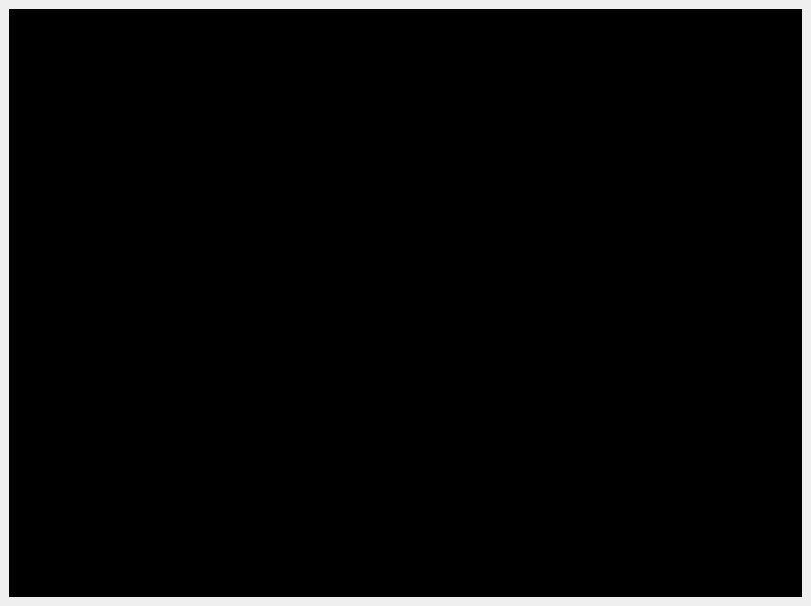
First picture: the form in dump_grabber/dump_grabber/dump_grabber.ui, repository derlucas/4.48_psychosis, before the edit.
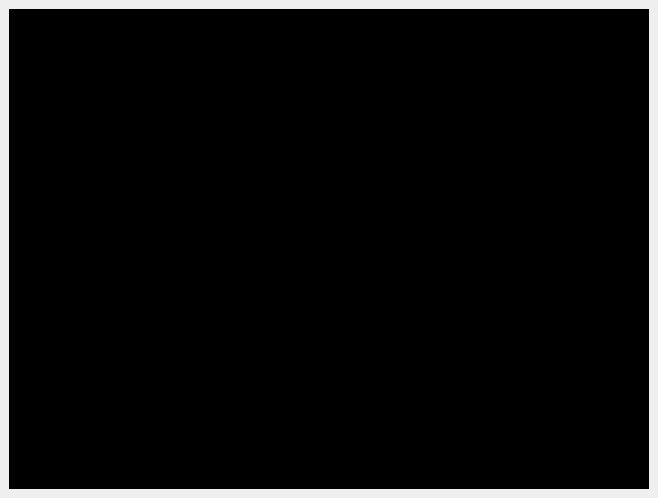
Second picture: the form after the edit.

Commit message: foo and bar and tried to change dump window size

Patch:
```diff
--- a/dump_grabber/dump_grabber/dump_grabber.ui
+++ b/dump_grabber/dump_grabber/dump_grabber.ui
@@ -6,14 +6,14 @@
    <rect>
     <x>0</x>
     <y>0</y>
-    <width>811</width>
-    <height>606</height>
+    <width>640</width>
+    <height>480</height>
    </rect>
   </property>
   <property name="font">
    <font>
     <family>Monospace</family>
-    <pointsize>14</pointsize>
+    <pointsize>12</pointsize>
     <italic>true</italic>
    </font>
   </property>
@@ -28,8 +28,8 @@
        <widget class="QGraphicsView" name="graphics_view">
         <property name="minimumSize">
          <size>
-          <width>785</width>
-          <height>580</height>
+          <width>640</width>
+          <height>480</height>
          </size>
         </property>
         <property name="palette">
```
The commit also changes 7 other files.
